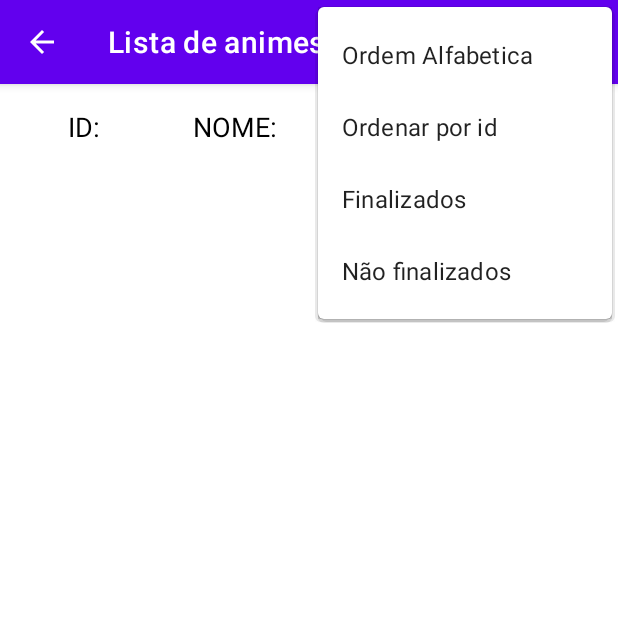
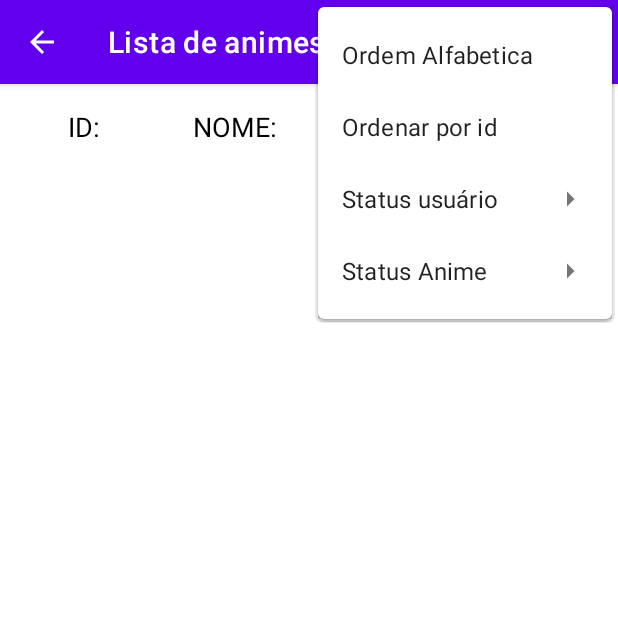
Before and after one commit to Ilvan-J/Projetos_Android_Studio, an Android app: the Activity_lista screen opened directly, with no data from a screen before it, with the options menu open, on a phone screen of 412 x 824 dp, the top half of it. Run offline under Robolectric (Android 15) with nearby library versions, the phone set to English and light mode, and no system bars.

Commit message:
novos filtros de registros incluídos

```diff
--- a/Listadeanimes/app/src/main/res/menu/layout_menu_lista.xml
+++ b/Listadeanimes/app/src/main/res/menu/layout_menu_lista.xml
@@ -7,12 +7,28 @@
     <item android:id="@+id/ordem_id"
           android:title="Ordenar por id"
         />
+    <item android:id="@+id/status_usuario"
+          android:title="Status usuário">
+        <menu>
+            <item android:id="@+id/Assisti"
+                  android:title="Assistido"
+                />
+            <item android:id="@+id/Nao_assistido"
+                  android:title="Não assistido"
+                />
+        </menu>
+    </item>
+    <item android:id="@+id/status_anime"
+          android:title="Status Anime">
+        <menu>
             <item android:id="@+id/ordem_Finalizado"
                 android:title="Finalizados"
                 />
             <item android:id="@+id/ordem_Andamento"
                 android:title="Não finalizados"
                 />
+        </menu>
+    </item>
     <item
         android:id="@+id/pesquisa"
         android:icon="@android:drawable/ic_menu_search"
```
Also changed, not shown: Listadeanimes/app/src/main/java/com/example/listadeanimes/Activity_lista.java (+18 -0 lines), Listadeanimes/app/src/main/java/com/example/listadeanimes/database/BancoController.java (+24 -2 lines). Lines whose indentation alone changed are shown as unchanged.
